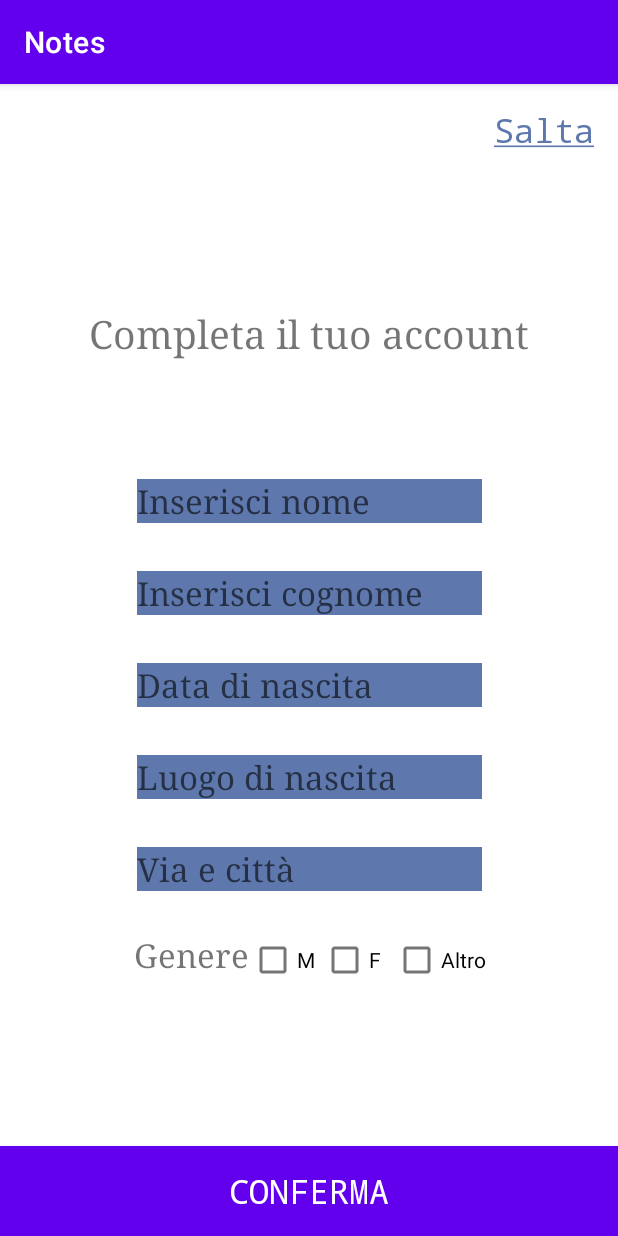
After one commit to buiamf/Progetto_Android, an Android app: the ActivityRegistrazioneAvanzata screen opened directly, with no data from a screen before it, on a phone screen of 412 x 824 dp. The commit adds this screen. Run offline under Robolectric (Android 15) with nearby library versions, the phone set to English and light mode, and no system bars.

Commit message:
Progetto Modis Academy

```diff
--- a/app/src/main/AndroidManifest.xml
+++ b/app/src/main/AndroidManifest.xml
@@ -9,8 +9,9 @@
         android:roundIcon="@mipmap/ic_launcher_round"
         android:supportsRtl="true"
         android:theme="@style/Theme.Notes">
-        <activity android:name=".views.DatiAggiuntivi"></activity>
+        <activity android:name=".views.ActivityRegistrazioneAvanzata"></activity>
         <activity android:name=".views.Registrazione" />
+        <activity android:name=".views.ActivityNavigation" />
         <activity android:name=".views.MainActivity">
             <intent-filter>
                 <action android:name="android.intent.action.MAIN" />
--- /dev/null
+++ b/app/src/main/java/com/example/notes/views/ActivityRegistrazioneAvanzata.kt
@@ -0,0 +1,31 @@
+package com.example.notes.views
+
+import androidx.appcompat.app.AppCompatActivity
+import android.os.Bundle
+import androidx.fragment.app.add
+import androidx.fragment.app.commit
+import androidx.fragment.app.replace
+import com.example.notes.R
+import com.example.notes.databinding.ActivityRegistrazioneAvanzataBinding
+import com.example.notes.databinding.ActivityRegistrazioneBinding
+
+class ActivityRegistrazioneAvanzata : AppCompatActivity() {
+    override fun onCreate(savedInstanceState: Bundle?) {
+        super.onCreate(savedInstanceState)
+
+        val binding = ActivityRegistrazioneAvanzataBinding.inflate(layoutInflater)
+        setContentView(binding.root)
+
+        with(binding) {
+            val fragmentManager = supportFragmentManager
+            val fragmentTransaction = fragmentManager.beginTransaction()
+            fragmentManager.commit {
+                setReorderingAllowed(true)
+                replace<FragmentDatiAggiuntivi>(R.id.fragment_container_registrazione)
+            }
+        }
+
+
+
+    }
+}
--- a/app/src/main/java/com/example/notes/views/FragmentDatiAggiuntivi.kt
+++ b/app/src/main/java/com/example/notes/views/FragmentDatiAggiuntivi.kt
@@ -5,7 +5,12 @@ import androidx.fragment.app.Fragment
 import android.view.LayoutInflater
 import android.view.View
 import android.view.ViewGroup
+import androidx.fragment.app.commit
+import androidx.fragment.app.replace
+import com.example.notes.R
+import com.example.notes.databinding.ActivityRegistrazioneAvanzataBinding
 import com.example.notes.databinding.FragmentDatiAggiuntiviBinding
+import com.example.notes.utilities.transizioneToConfermaEmail
 
 class FragmentDatiAggiuntivi : Fragment() {
 
@@ -19,8 +24,11 @@ class FragmentDatiAggiuntivi : Fragment() {
         savedInstanceState: Bundle?
     ): View? {
         val binding = FragmentDatiAggiuntiviBinding.inflate(layoutInflater)
-        with (binding) {
-
+        with(binding) {
+            registerButton.setOnClickListener {
+                transizioneToConfermaEmail()
+            }
+            skipDati.setOnClickListener { transizioneToConfermaEmail() }
         }
         return binding.root
         //return inflater.inflate(R.layout.fragment_dati_aggiuntivi, container, false)
--- a/app/src/main/java/com/example/notes/views/MainActivity.kt
+++ b/app/src/main/java/com/example/notes/views/MainActivity.kt
@@ -17,7 +17,7 @@ class MainActivity : AppCompatActivity() {
 
         with(binding) {
             buttonLogin.setOnClickListener { transizioneLogin(this@MainActivity) }
-            buttonLogin.setOnClickListener { transizioneRegistrati(this@MainActivity) }
+            buttonRegistrati.setOnClickListener { transizioneRegistrati(this@MainActivity) }
         }
 
 
--- a/app/src/main/res/layout/activity_registrazione.xml
+++ b/app/src/main/res/layout/activity_registrazione.xml
@@ -68,7 +68,7 @@
         app:layout_constraintEnd_toEndOf="parent" />
 
     <Button
-        android:id="@+id/button2"
+        android:id="@+id/button_next"
         style="@style/bottone_banner"
         android:text="@string/next_button"
         app:layout_constraintBottom_toBottomOf="parent"
--- /dev/null
+++ b/app/src/main/res/layout/activity_registrazione_avanzata.xml
@@ -0,0 +1,14 @@
+<?xml version="1.0" encoding="utf-8"?>
+<androidx.constraintlayout.widget.ConstraintLayout xmlns:android="http://schemas.android.com/apk/res/android"
+    xmlns:app="http://schemas.android.com/apk/res-auto"
+    xmlns:tools="http://schemas.android.com/tools"
+    android:layout_width="match_parent"
+    android:layout_height="match_parent"
+    tools:context=".views.ActivityRegistrazioneAvanzata">
+
+    <androidx.fragment.app.FragmentContainerView
+        android:id="@+id/fragment_container_registrazione"
+        android:layout_width="match_parent"
+        android:layout_height="match_parent" />
+
+</androidx.constraintlayout.widget.ConstraintLayout>
--- a/app/src/main/res/layout/fragment_dati_aggiuntivi.xml
+++ b/app/src/main/res/layout/fragment_dati_aggiuntivi.xml
@@ -29,8 +29,8 @@
         android:textAlignment="center"
         android:textSize="26sp"
         app:layout_constraintBottom_toTopOf="@+id/nome_registrazione"
-        app:layout_constraintStart_toStartOf="parent"
-        app:layout_constraintEnd_toEndOf="parent" />
+        app:layout_constraintEnd_toEndOf="parent"
+        app:layout_constraintStart_toStartOf="parent" />
 
     <EditText
         android:id="@+id/nome_registrazione"
@@ -41,9 +41,9 @@
         android:hint="@string/inserisci_nome"
         android:inputType="text"
         app:layout_constraintBottom_toTopOf="@+id/cognome_registrazione"
-        app:layout_constraintStart_toStartOf="parent"
         app:layout_constraintEnd_toEndOf="parent"
-        app:layout_constraintHorizontal_bias="0.5" />
+        app:layout_constraintHorizontal_bias="0.5"
+        app:layout_constraintStart_toStartOf="parent" />
 
     <EditText
         android:id="@+id/cognome_registrazione"
@@ -54,9 +54,9 @@
         android:hint="@string/inserisci_cognome"
         android:inputType="text|date"
         app:layout_constraintBottom_toTopOf="@+id/data_di_nascita_registrazione"
-        app:layout_constraintStart_toStartOf="@+id/nome_registrazione"
         app:layout_constraintEnd_toEndOf="@+id/nome_registrazione"
-        app:layout_constraintHorizontal_bias="0.5" />
+        app:layout_constraintHorizontal_bias="0.5"
+        app:layout_constraintStart_toStartOf="@+id/nome_registrazione" />
 
     <EditText
         android:id="@+id/data_di_nascita_registrazione"
@@ -67,9 +67,9 @@
         android:hint="@string/inserisci_data_di_nascita"
         android:inputType="text|date"
         app:layout_constraintBottom_toTopOf="@+id/luogo_di_nascita_registrazione"
-        app:layout_constraintStart_toStartOf="@+id/cognome_registrazione"
         app:layout_constraintEnd_toEndOf="@+id/cognome_registrazione"
-        app:layout_constraintHorizontal_bias="0.5" />
+        app:layout_constraintHorizontal_bias="0.5"
+        app:layout_constraintStart_toStartOf="@+id/cognome_registrazione" />
 
     <EditText
         android:id="@+id/luogo_di_nascita_registrazione"
@@ -80,9 +80,9 @@
         android:hint="@string/luogo_di_nascita"
         android:inputType="text"
         app:layout_constraintBottom_toTopOf="@+id/via_e_citta_registrazione"
-        app:layout_constraintStart_toStartOf="@+id/data_di_nascita_registrazione"
         app:layout_constraintEnd_toEndOf="@+id/data_di_nascita_registrazione"
-        app:layout_constraintHorizontal_bias="0.5" />
+        app:layout_constraintHorizontal_bias="0.5"
+        app:layout_constraintStart_toStartOf="@+id/data_di_nascita_registrazione" />
 
     <EditText
         android:id="@+id/via_e_citta_registrazione"
@@ -93,38 +93,45 @@
         android:hint="@string/via_e_citta"
         android:inputType="text"
         app:layout_constraintBottom_toTopOf="@+id/checkboxes_genere"
-        app:layout_constraintStart_toStartOf="@+id/luogo_di_nascita_registrazione"
         app:layout_constraintEnd_toEndOf="@+id/luogo_di_nascita_registrazione"
-        app:layout_constraintHorizontal_bias="0.5" />
+        app:layout_constraintHorizontal_bias="0.5"
+        app:layout_constraintStart_toStartOf="@+id/luogo_di_nascita_registrazione" />
 
     <LinearLayout
         android:id="@+id/checkboxes_genere"
-        android:orientation="horizontal"
         android:layout_width="wrap_content"
         android:layout_height="wrap_content"
         android:layout_marginBottom="100dp"
+        android:orientation="horizontal"
         app:layout_constraintBottom_toTopOf="@+id/register_button"
-        app:layout_constraintStart_toStartOf="@+id/via_e_citta_registrazione"
-        app:layout_constraintEnd_toEndOf="@+id/via_e_citta_registrazione">
+        app:layout_constraintEnd_toEndOf="@+id/via_e_citta_registrazione"
+        app:layout_constraintStart_toStartOf="@+id/via_e_citta_registrazione">
+
         <TextView
             android:id="@+id/genere_regitrazione"
             android:layout_width="wrap_content"
             android:layout_height="wrap_content"
+            android:fontFamily="serif"
             android:text="@string/genere"
-            android:fontFamily="serif"
             android:textSize="22sp" />
-        <CheckBox android:id="@+id/checkbox_masculine"
+
+        <CheckBox
+            android:id="@+id/checkbox_masculine"
             android:layout_width="wrap_content"
             android:layout_height="wrap_content"
-            android:text="@string/genereMaschile"/>
-        <CheckBox android:id="@+id/checkbox_feminine"
+            android:text="@string/genereMaschile" />
+
+        <CheckBox
+            android:id="@+id/checkbox_feminine"
             android:layout_width="wrap_content"
             android:layout_height="wrap_content"
-            android:text="@string/genereFemminile"/>
-        <CheckBox android:id="@+id/checkbox_other"
+            android:text="@string/genereFemminile" />
+
+        <CheckBox
+            android:id="@+id/checkbox_other"
             android:layout_width="wrap_content"
             android:layout_height="wrap_content"
-            android:text="@string/genereNonDefinito"/>
+            android:text="@string/genereNonDefinito" />
     </LinearLayout>
 
     <Button
@@ -132,7 +139,7 @@
         style="@style/bottone_banner"
         android:text="@string/conferma_button"
         app:layout_constraintBottom_toBottomOf="parent"
-        app:layout_constraintStart_toStartOf="parent"
-        app:layout_constraintEnd_toEndOf="parent" />
+        app:layout_constraintEnd_toEndOf="parent"
+        app:layout_constraintStart_toStartOf="parent" />
 
 </androidx.constraintlayout.widget.ConstraintLayout>
--- a/app/src/main/res/layout/fragment_notifications.xml
+++ b/app/src/main/res/layout/fragment_notifications.xml
@@ -140,8 +140,8 @@
         android:layout_width="230dp"
         android:layout_height="wrap_content"
         android:layout_marginBottom="28dp"
-        app:layout_constraintBottom_toTopOf="@+id/aggiorna_profilo"
-        app:layout_constraintEnd_toEndOf="parent"
+        app:layout_constraintBottom_toTopOf="@+id/bottone_aggiorna_profilo"      app:layout_constraintEnd_toEndOf="parent"
+        app:layout_constraintHorizontal_bias="0.5"
         app:layout_constraintStart_toStartOf="parent" />
 
     <Button
```
Also changed, not shown: app/src/main/java/com/example/notes/Model/dao/Dao.kt (deleted, +0 -79 lines), app/src/main/java/com/example/notes/Model/dao/Entitys.kt (deleted, +0 -107 lines), app/src/main/java/com/example/notes/db/db.kt (deleted, +0 -48 lines), app/src/main/java/com/example/notes/utilities/Ex.kt (+26 -2 lines), app/src/main/java/com/example/notes/views/FragmentConferma.kt (+9 -4 lines), app/src/main/java/com/example/notes/views/Registrazione.kt (+11 -1 lines).
